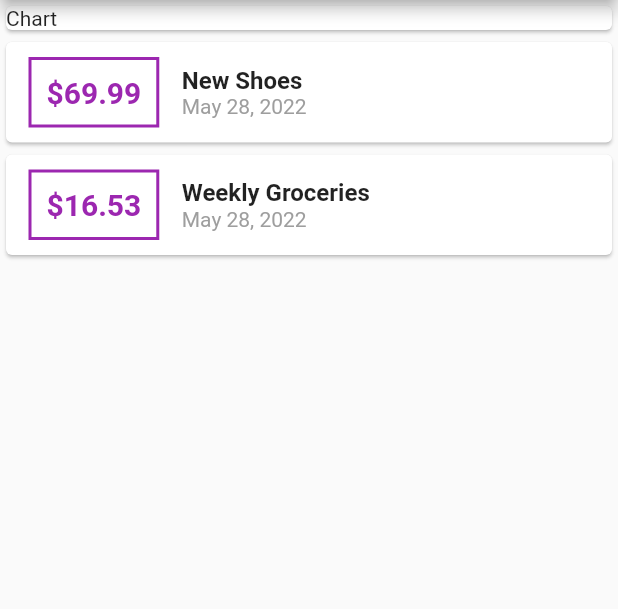
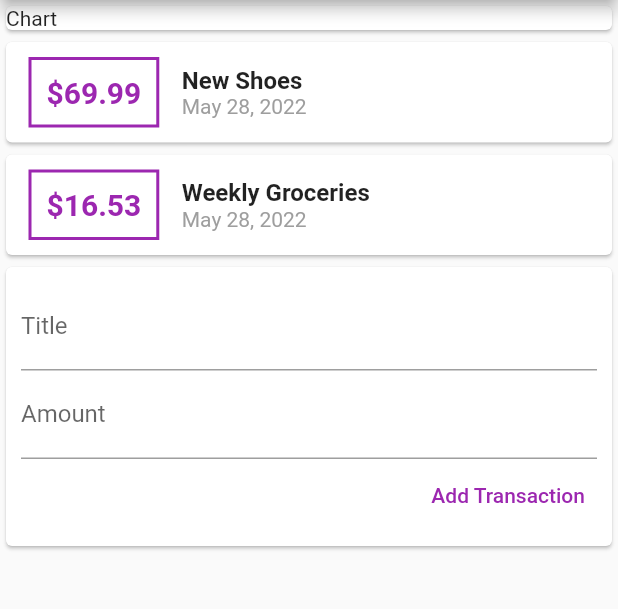
Before and after one commit to kensodemann/personal_expenses, a Flutter app: the screen it shows after launch, on a phone screen of 412 x 824 dp, the part 84-693 px from its top. Run offline on Flutter 3.47's test engine with Material 2 defaults, Android fonts, the phone set to English and light mode, and no system bars.

Commit message:
feat(data): add a transaction entry widget

```diff
--- a/lib/main.dart
+++ b/lib/main.dart
@@ -1,5 +1,6 @@
 import 'package:flutter/material.dart';
 import 'package:personal_expenses/models/transaction.dart';
+import 'package:personal_expenses/widgets/transaction_editor.dart';
 import 'package:personal_expenses/widgets/transaction_item.dart';
 
 void main() {
@@ -59,7 +60,8 @@ class MyHomePage extends StatelessWidget {
                   (tx) => TransactionItem(tx),
                 )
                 .toList(),
-          )
+          ),
+          TransactionEditor(),
         ],
       ),
     );
--- /dev/null
+++ b/lib/widgets/transaction_editor.dart
@@ -0,0 +1,41 @@
+import 'package:flutter/material.dart';
+
+class TransactionEditor extends StatefulWidget {
+  const TransactionEditor({Key? key}) : super(key: key);
+
+  @override
+  State<TransactionEditor> createState() => _TransactionEditorState();
+}
+
+class _TransactionEditorState extends State<TransactionEditor> {
+  final _titleController = TextEditingController();
+  final _amountController = TextEditingController();
+
+  @override
+  Widget build(BuildContext context) {
+    return Card(
+      child: Container(
+        padding: const EdgeInsets.all(10),
+        child: Column(
+          crossAxisAlignment: CrossAxisAlignment.end,
+          children: [
+            TextField(
+              decoration: const InputDecoration(labelText: 'Title'),
+              controller: _titleController,
+            ),
+            TextField(
+              decoration: const InputDecoration(labelText: 'Amount'),
+              controller: _amountController,
+            ),
+            TextButton(
+                onPressed: () {
+                  print(
+                      'title: ${_titleController.text}, amount: ${_amountController.text}');
+                },
+                child: const Text('Add Transaction')),
+          ],
+        ),
+      ),
+    );
+  }
+}
```
